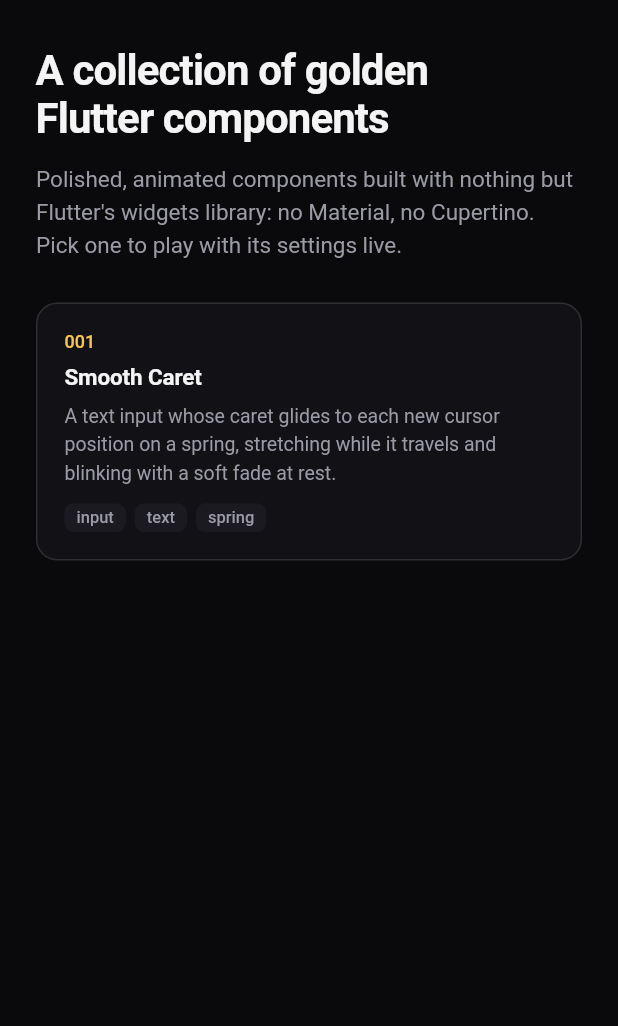
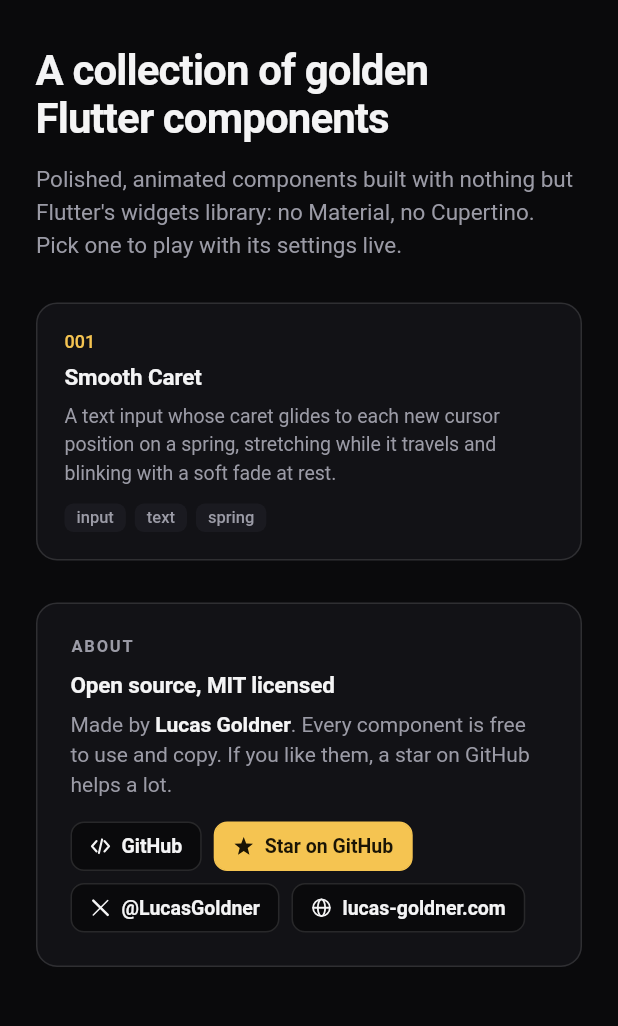
Before and after one commit to lucas-goldner/flutter-golden-components, a Flutter app: the screen it shows after launch, after a tap on "Dark", on a phone screen of 412 x 824 dp, the part 89-1115 px from its top. Run offline on Flutter 3.47's test engine with Material 3 defaults, Android fonts, the phone set to English and light mode, and no system bars.

Commit message:
Gallery: About section with GitHub, star, X and website links
Home page gets an About card (repo, Star on GitHub, @LucasGoldner on X,
lucas-goldner.com) and the sidebar footer gets compact icon links. Links
open externally via url_launcher; icons are small CustomPainters.

Co-Authored-By: Claude Opus 5.5 <noreply@anthropic.com>
Claude-Session: https://claude.ai/code/session_01Lau5SnzYcLALEXvzM8Simn

```diff
--- /dev/null
+++ b/example/lib/gallery/links.dart
@@ -0,0 +1,258 @@
+import 'dart:math' as math;
+
+import 'package:flutter/widgets.dart';
+import 'package:url_launcher/url_launcher.dart';
+
+import 'controls.dart';
+import 'theme.dart';
+
+/// Kind of external link, which picks its icon.
+enum LinkKind { repo, star, x, website }
+
+/// An external link shown in the gallery.
+@immutable
+class GalleryLink {
+  const GalleryLink({required this.kind, required this.label, required this.url});
+
+  final LinkKind kind;
+  final String label;
+  final String url;
+}
+
+const String kRepoUrl = 'https://github.com/lucas-goldner/flutter-golden-components';
+
+/// Project and author links, in display order.
+const List<GalleryLink> galleryLinks = [
+  GalleryLink(kind: LinkKind.repo, label: 'GitHub', url: kRepoUrl),
+  // GitHub has no direct "star" URL; the button is on the repo page.
+  GalleryLink(kind: LinkKind.star, label: 'Star on GitHub', url: kRepoUrl),
+  GalleryLink(kind: LinkKind.x, label: '@LucasGoldner', url: 'https://x.com/LucasGoldner'),
+  GalleryLink(kind: LinkKind.website, label: 'lucas-goldner.com', url: 'https://lucas-goldner.com'),
+];
+
+Future<void> _open(String url) =>
+    launchUrl(Uri.parse(url), mode: LaunchMode.externalApplication, webOnlyWindowName: '_blank');
+
+/// "About" card for the home page: what the project is, who made it, links.
+class InfoSection extends StatelessWidget {
+  const InfoSection({super.key});
+
+  @override
+  Widget build(BuildContext context) {
+    final p = GalleryTheme.paletteOf(context);
+    return Container(
+      padding: const EdgeInsets.all(22),
+      decoration: BoxDecoration(
+        color: p.surface,
+        borderRadius: BorderRadius.circular(14),
+        border: Border.all(color: p.border),
+      ),
+      child: Column(
+        crossAxisAlignment: CrossAxisAlignment.start,
+        children: [
+          Text('ABOUT', style: GalleryText.overline(p)),
+          const SizedBox(height: 10),
+          Text('Open source, MIT licensed', style: GalleryText.heading(p)),
+          const SizedBox(height: 6),
+          Text.rich(
+            TextSpan(
+              children: [
+                const TextSpan(text: 'Made by '),
+                TextSpan(
+                  text: 'Lucas Goldner',
+                  style: TextStyle(color: p.text, fontWeight: FontWeight.w600),
+                ),
+                const TextSpan(
+                  text:
+                      '. Every component is free to use and copy. If you like them, '
+                      'a star on GitHub helps a lot.',
+                ),
+              ],
+            ),
+            style: GalleryText.body(p),
+          ),
+          const SizedBox(height: 16),
+          Wrap(
+            spacing: 8,
+            runSpacing: 8,
+            children: [
+              for (final link in galleryLinks)
+                _LinkButton(link: link, highlighted: link.kind == LinkKind.star),
+            ],
+          ),
+        ],
+      ),
+    );
+  }
+}
+
+/// Compact icon-only links for the sidebar footer.
+class SidebarLinks extends StatelessWidget {
+  const SidebarLinks({super.key});
+
+  @override
+  Widget build(BuildContext context) {
+    return Row(
+      mainAxisSize: MainAxisSize.min,
+      children: [
+        for (final link in galleryLinks)
+          if (link.kind != LinkKind.repo) _IconLink(link: link),
+      ],
+    );
+  }
+}
+
+class _LinkButton extends StatelessWidget {
+  const _LinkButton({required this.link, this.highlighted = false});
+
+  final GalleryLink link;
+  final bool highlighted;
+
+  @override
+  Widget build(BuildContext context) {
+    final p = GalleryTheme.paletteOf(context);
+    final fg = highlighted ? p.onAccent : p.text;
+    return Semantics(
+      link: true,
+      label: link.label,
+      excludeSemantics: true,
+      child: Pressable(
+        onTap: () => _open(link.url),
+        builder: (context, hover, pressed) => AnimatedContainer(
+          duration: const Duration(milliseconds: 140),
+          padding: const EdgeInsets.symmetric(horizontal: 12, vertical: 8),
+          decoration: BoxDecoration(
+            color: highlighted
+                ? (hover ? p.accent.withValues(alpha: 0.85) : p.accent)
+                : (hover || pressed ? p.surfaceAlt : p.background),
+            borderRadius: BorderRadius.circular(9),
+            border: Border.all(color: highlighted ? p.accent : p.border),
+          ),
+          child: Row(
+            mainAxisSize: MainAxisSize.min,
+            children: [
+              _LinkIcon(kind: link.kind, color: fg, size: 14),
+              const SizedBox(width: 7),
+              Text(
+                link.label,
+                style: TextStyle(fontSize: 13, fontWeight: FontWeight.w600, color: fg),
+              ),
+            ],
+          ),
+        ),
+      ),
+    );
+  }
+}
+
+class _IconLink extends StatelessWidget {
+  const _IconLink({required this.link});
+
+  final GalleryLink link;
+
+  @override
+  Widget build(BuildContext context) {
+    final p = GalleryTheme.paletteOf(context);
+    return Semantics(
+      link: true,
+      label: link.label,
+      excludeSemantics: true,
+      child: Pressable(
+        onTap: () => _open(link.url),
+        builder: (context, hover, pressed) => AnimatedContainer(
+          duration: const Duration(milliseconds: 140),
+          width: 30,
+          height: 30,
+          alignment: Alignment.center,
+          decoration: BoxDecoration(
+            color: hover || pressed ? p.surfaceAlt : null,
+            borderRadius: BorderRadius.circular(8),
+          ),
+          child: _LinkIcon(
+            kind: link.kind,
+            color: link.kind == LinkKind.star ? p.accent : (hover ? p.text : p.muted),
+            size: 14,
+          ),
+        ),
+      ),
+    );
+  }
+}
+
+class _LinkIcon extends StatelessWidget {
+  const _LinkIcon({required this.kind, required this.color, required this.size});
+
+  final LinkKind kind;
+  final Color color;
+  final double size;
+
+  @override
+  Widget build(BuildContext context) {
+    return SizedBox.square(
+      dimension: size,
+      child: CustomPaint(painter: _LinkIconPainter(kind, color)),
+    );
+  }
+}
+
+/// Small line icons drawn on a 16x16 grid.
+class _LinkIconPainter extends CustomPainter {
+  _LinkIconPainter(this.kind, this.color);
+
+  final LinkKind kind;
+  final Color color;
+
+  @override
+  void paint(Canvas canvas, Size size) {
+    canvas.scale(size.width / 16);
+    final stroke = Paint()
+      ..style = PaintingStyle.stroke
+      ..strokeWidth = 1.6
+      ..strokeCap = StrokeCap.round
+      ..strokeJoin = StrokeJoin.round
+      ..color = color;
+    switch (kind) {
+      case LinkKind.repo:
+        // </>
+        canvas
+          ..drawPath(
+            Path()
+              ..moveTo(5, 4)
+              ..lineTo(1.5, 8)
+              ..lineTo(5, 12),
+            stroke,
+          )
+          ..drawPath(
+            Path()
+              ..moveTo(11, 4)
+              ..lineTo(14.5, 8)
+              ..lineTo(11, 12),
+            stroke,
+          )
+          ..drawLine(const Offset(9.2, 2.8), const Offset(6.8, 13.2), stroke);
+      case LinkKind.star:
+        final path = Path();
+        for (var i = 0; i < 10; i++) {
+          final r = i.isEven ? 7.4 : 3.2;
+          final a = -math.pi / 2 + i * math.pi / 5;
+          final point = Offset(8 + r * math.cos(a), 8.4 + r * math.sin(a));
+          i == 0 ? path.moveTo(point.dx, point.dy) : path.lineTo(point.dx, point.dy);
+        }
+        canvas.drawPath(path..close(), Paint()..color = color);
+      case LinkKind.x:
+        canvas
+          ..drawLine(const Offset(2.5, 2.5), const Offset(13.5, 13.5), stroke..strokeWidth = 1.9)
+          ..drawLine(const Offset(13.5, 2.5), const Offset(2.5, 13.5), stroke..strokeWidth = 1.2);
+      case LinkKind.website:
+        const c = Offset(8, 8);
+        canvas
+          ..drawCircle(c, 6.4, stroke..strokeWidth = 1.4)
+          ..drawOval(Rect.fromCenter(center: c, width: 5.6, height: 12.8), stroke)
+          ..drawLine(const Offset(1.8, 8), const Offset(14.2, 8), stroke);
+    }
+  }
+
+  @override
+  bool shouldRepaint(_LinkIconPainter oldDelegate) =>
+      oldDelegate.kind != kind || oldDelegate.color != color;
+}
--- a/example/lib/gallery/shell.dart
+++ b/example/lib/gallery/shell.dart
@@ -4,6 +4,7 @@ import 'package:flutter/widgets.dart';
 
 import 'code_view.dart';
 import 'controls.dart';
+import 'links.dart';
 import 'registry.dart';
 import 'theme.dart';
 
@@ -76,12 +77,7 @@ class _Sidebar extends StatelessWidget {
             Container(height: 1, color: p.border),
             Padding(
               padding: const EdgeInsets.all(14),
-              child: Row(
-                children: [
-                  Expanded(child: Text('widgets library only', style: GalleryText.value(p))),
-                  const ThemeToggle(),
-                ],
-              ),
+              child: Row(children: [const SidebarLinks(), const Spacer(), const ThemeToggle()]),
             ),
           ],
         ),
@@ -355,6 +351,8 @@ class HomePage extends StatelessWidget {
                         );
                       },
                     ),
+                    const SizedBox(height: 28),
+                    const InfoSection(),
                   ],
                 ),
               ),
--- a/example/pubspec.yaml
+++ b/example/pubspec.yaml
@@ -14,6 +14,7 @@ dependencies:
     sdk: flutter
   flutter_golden_components:
     path: ../
+  url_launcher: ^6.3.3
 
 dev_dependencies:
   flutter_test:
```
Also changed, not shown: example/pubspec.lock, 2 other files.
